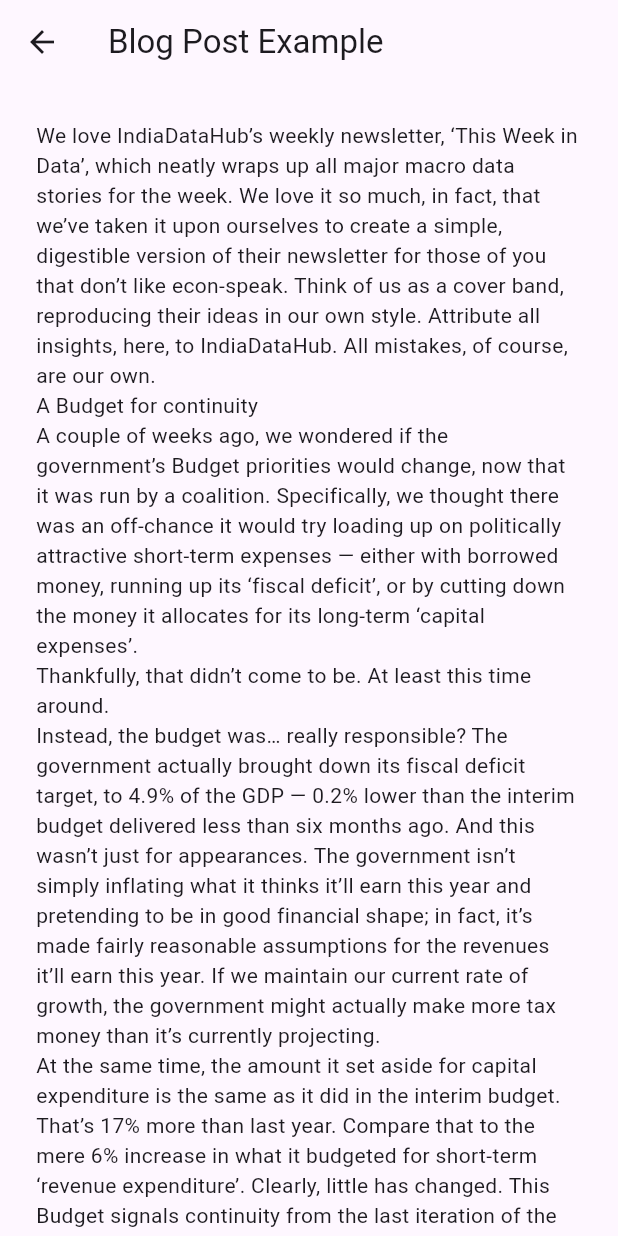
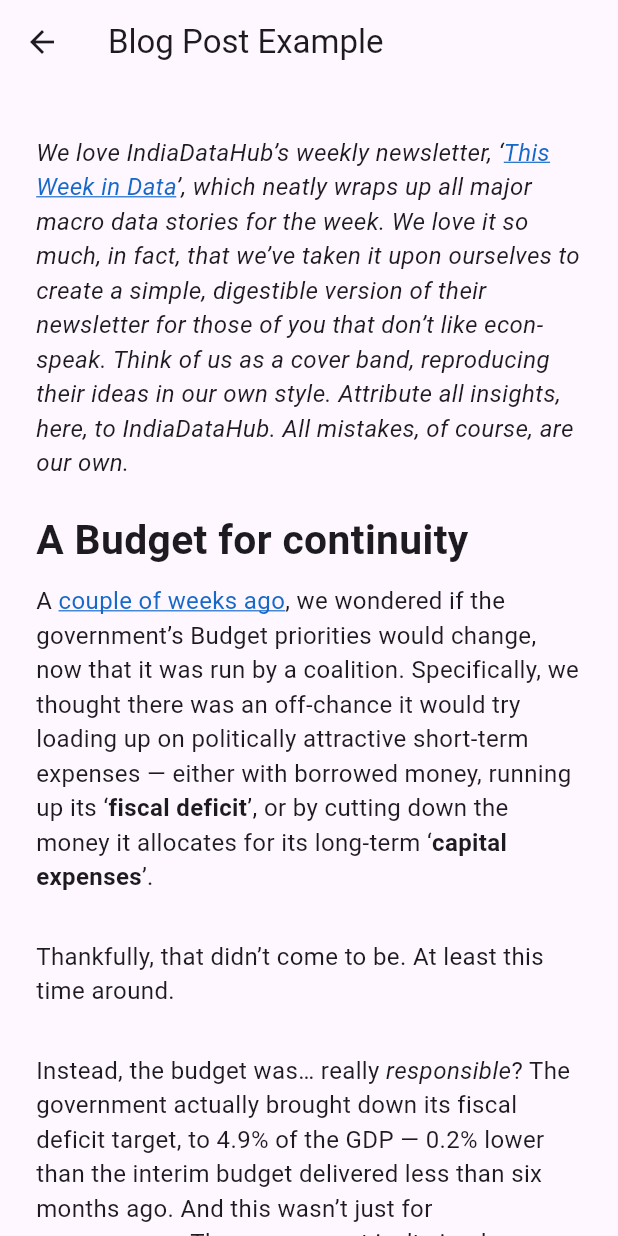
Before and after one commit to devaryakjha/html_parser, a Flutter app: the HtmlShowcase screen opened by its route, after a tap on "Blog Post Example", on a phone screen of 412 x 824 dp. Run offline on Flutter 3.47's test engine with Material 3 defaults, Android fonts, the phone set to English and light mode, and no system bars; our stand-ins replace equatable, go_router.

Commit message:
wip: text widget

```diff
--- a/example/lib/pages/example.dart
+++ b/example/lib/pages/example.dart
@@ -1,5 +1,8 @@
+import 'dart:developer';
+
 import 'package:flutter/material.dart';
 import 'package:html_to_flutter/html_to_flutter.dart';
+import 'package:url_launcher/url_launcher.dart' as url_launcher;
 
 class ExamplePage extends StatelessWidget {
   const ExamplePage({
@@ -21,7 +24,27 @@ class ExamplePage extends StatelessWidget {
         surfaceTintColor: Colors.black,
         scrolledUnderElevation: 10,
       ),
-      body: Html(input),
+      body: Html(
+        input,
+        config: HtmlConfig(
+          styles: BlogStyles(),
+          onLinkTap: (href) {
+            if (href != null) {
+              final uri = Uri.tryParse(href);
+              if (uri != null) {
+                url_launcher.canLaunchUrl(uri).then((canLaunch) {
+                  if (canLaunch) {
+                    url_launcher.launchUrl(uri);
+                  } else {
+                    log('Could not launch $href');
+                  }
+                });
+              }
+            }
+            log('Tapped on anchor: $href');
+          },
+        ),
+      ),
     );
   }
 }
--- a/example/pubspec.yaml
+++ b/example/pubspec.yaml
@@ -31,6 +31,7 @@ dependencies:
   # Use with the CupertinoIcons class for iOS style icons.
   cupertino_icons: ^1.0.6
   go_router: ^14.2.1
+  url_launcher: ^6.3.0
 
 dev_dependencies:
   integration_test:
--- /dev/null
+++ b/lib/src/blog/blog.dart
@@ -0,0 +1 @@
+export 'blog_styles.dart';
--- /dev/null
+++ b/lib/src/blog/blog_styles.dart
@@ -0,0 +1,40 @@
+import 'package:flutter/material.dart';
+import 'package:html_to_flutter/html_to_flutter.dart';
+
+final class BlogStyles implements IHtmlStyles {
+  @override
+  Styles? getStyle(String? tag) => switch (tag) {
+        'p' => const Styles(
+            margin: EdgeInsets.only(top: 10, bottom: 20),
+            textStyle: TextStyle(fontSize: 16),
+          ),
+        'a' => const Styles(
+            textStyle: TextStyle(
+              decoration: TextDecoration.underline,
+              color: Color(0xff1669c9),
+              decorationColor: Color(0xff1669c9),
+            ),
+          ),
+        'em' || 'i' => const Styles(
+            textStyle: TextStyle(fontStyle: FontStyle.italic),
+          ),
+        'b' || 'strong' => const Styles(
+            textStyle: TextStyle(fontWeight: FontWeight.bold),
+          ),
+        'h2' => const Styles(
+            textStyle: TextStyle(fontSize: 27.2),
+          ),
+        _ => const Styles(
+            textStyle: TextStyle(fontSize: 16),
+          ),
+      };
+
+  @override
+  List<Object?> get props => [styles];
+
+  @override
+  bool? get stringify => true;
+
+  @override
+  StylesMap get styles => const {};
+}
--- a/lib/src/core/factories/text.dart
+++ b/lib/src/core/factories/text.dart
@@ -1,5 +1,3 @@
-import 'dart:developer';
-
 import 'package:collection/collection.dart' show IterableNullableExtension;
 import 'package:flutter/cupertino.dart';
 import 'package:flutter/gestures.dart';
@@ -21,50 +19,107 @@ final class TextHtmlWidgetFactory
     final UnsupportedParser unsupportedParser,
   ) {
     return TextHtmlWidgetFactory(
-      (context) =>
-          TextHtmlWidget(_createSpan(node, context, unsupportedParser)!),
+      (context) {
+        final styles = node is dom.Element
+            ? HtmlConfig.of(context).styles.getStyle(node.localName)
+            : null;
+
+        return TextHtmlWidget(
+          _createSpan(node, context, unsupportedParser)!,
+          styles: styles,
+        );
+      },
     );
+  }
+
+  static TextSpan _createAnchor(
+    final dom.Element node,
+    final BuildContext context,
+    final UnsupportedParser unsupportedParser,
+  ) {
+    final config = HtmlConfig.of(context);
+    final recogniser = config.onLinkTap != null
+        ? (TapGestureRecognizer()
+          ..onTap = () {
+            final href = node.attributes['href'];
+            config.onLinkTap?.call(href);
+          })
+        : null;
+    final style = config.styles.getStyle(node.localName);
+    final children = node.nodes
+        .map((node) {
+          return _createSpan(node, context, unsupportedParser, recogniser);
+        })
+        .whereNotNull()
+        .toList();
+    return TextSpan(
+      text: children.isEmpty ? node.text : null,
+      recognizer: children.isEmpty ? recogniser : null,
+      style: style?.textStyle,
+      children: children,
+    );
+  }
+
+  static Widget _wrapInGestureDetectorIfNeed(
+    final Widget child,
+    final GestureRecognizer? recognizer,
+  ) {
+    if (recognizer is TapGestureRecognizer) {
+      return GestureDetector(
+        onTap: recognizer.onTap,
+        child: child,
+      );
+    }
+    return child;
   }
 
   static InlineSpan? _createSpan(
     final dom.Node node,
     final BuildContext context,
-    final UnsupportedParser unsupportedParser,
-  ) {
+    final UnsupportedParser unsupportedParser, [
+    final GestureRecognizer? recognizer,
+  ]) {
+    final config = HtmlConfig.of(context);
+
     if (node is dom.Text) {
-      return TextSpan(text: node.text);
+      return TextSpan(text: node.text, recognizer: recognizer);
     }
 
     if (node is! dom.Element) return null;
 
+    final style = config.styles.getStyle(node.localName);
+
     if (node.isUnspported) {
       return WidgetSpan(
         child: Builder(builder: (context) {
-          final config = HtmlConfig.of(context);
           final child = unsupportedParser(node, config)?.builder(context);
-          return child ?? Text('Unsupported tag: ${node.localName}');
+          return _wrapInGestureDetectorIfNeed(
+            child ?? Text('Unsupported tag: ${node.localName}'),
+            recognizer,
+          );
         }),
-      );
-    }
-
-    if (node.isAnchor) {
-      return TextSpan(
-        text: node.text,
-        recognizer: TapGestureRecognizer()
-          ..onTap = () {
-            log('Tapped on anchor: ${node.attributes['href']}');
-          },
+        style: style?.textStyle,
       );
     }
 
     if (node.isBreak) return const TextSpan(text: '\n');
 
+    if (node.isAnchor) {
+      return _createAnchor(node, context, unsupportedParser);
+    }
+
     final children = node.nodes
-        .map((node) => _createSpan(node, context, unsupportedParser))
+        .map((node) {
+          return _createSpan(node, context, unsupportedParser, recognizer);
+        })
         .whereNotNull()
         .toList();
 
-    return TextSpan(children: children);
+    return TextSpan(
+      children: children,
+      style: style?.textStyle,
+      recognizer: recognizer,
+    );
   }
 
   @override
--- a/lib/src/core/interfaces/config.dart
+++ b/lib/src/core/interfaces/config.dart
@@ -1,21 +1,6 @@
 import 'package:equatable/equatable.dart';
 import 'package:flutter/widgets.dart';
-import 'package:html/dom.dart' as dom;
 import 'package:html_to_flutter/html_to_flutter.dart';
-
-typedef UnsupportedParser = IHtmlWidgetFactory<IHtmlWidget>? Function(
-  dom.Node node,
-  HtmlConfig config,
-);
-
-typedef WidgetFactoryMapValue = IHtmlWidgetFactory Function(
-  dom.Node,
-  UnsupportedParser,
-);
-
-typedef WidgetFactoryKey = String;
-
-typedef WidgetFactoryMap = Map<WidgetFactoryKey, WidgetFactoryMapValue>;
 
 @immutable
 final class HtmlConfig extends Equatable {
@@ -31,15 +16,23 @@ final class HtmlConfig extends Equatable {
   /// default factory.
   final WidgetFactoryMap _customFactories;
 
+  /// The styles to use for the widgets.
+  ///
+  /// If a tag is not found in the styles, no styles will be used.
+  final IHtmlStyles styles;
+
+  /// A callback that is called when a link is tapped.
+  final OnLinkTap? onLinkTap;
+
   /// Creates a new instance of [HtmlConfig].
   HtmlConfig({
     WidgetFactoryMap customFactories = const {},
+    this.styles = const IHtmlStyles.defaultStyles(),
+    this.onLinkTap,
   })  : _customFactories = customFactories,
         _factories = {
           ...Map.fromEntries(TextHtmlWidgetFactory.tags.map((tag) {
-            return MapEntry(tag, (node, config) {
-              return TextHtmlWidgetFactory.fromNode(node, config);
-            });
+            return MapEntry(tag, TextHtmlWidgetFactory.fromNode);
           })),
         };
 
--- a/lib/src/core/interfaces/interfaces.dart
+++ b/lib/src/core/interfaces/interfaces.dart
@@ -1,4 +1,6 @@
 export 'config.dart';
 export 'factory.dart';
 export 'parser.dart';
+export 'styles.dart';
+export 'typedefs.dart';
 export 'widget.dart';
--- /dev/null
+++ b/lib/src/core/interfaces/styles.dart
@@ -0,0 +1,53 @@
+import 'package:equatable/equatable.dart';
+import 'package:flutter/widgets.dart';
+import 'package:html_to_flutter/html_to_flutter.dart';
+
+abstract interface class IHtmlStyles with EquatableMixin {
+  final StylesMap styles;
+
+  const IHtmlStyles(this.styles);
+
+  const factory IHtmlStyles.defaultStyles() = _DefaultStyles;
+
+  Styles? getStyle(String? tag);
+}
+
+final class _DefaultStyles implements IHtmlStyles {
+  const _DefaultStyles();
+
+  @override
+  Styles? getStyle(String? tag) {
+    return null;
+  }
+
+  @override
+  List<Object?> get props => [];
+
+  @override
+  bool? get stringify => true;
+
+  @override
+  StylesMap get styles => const {};
+}
+
+/// A class that represents the styles of a widget.
+final class Styles with EquatableMixin {
+  /// The margin of the widget.
+  final EdgeInsets? margin;
+
+  /// The padding of the widget.
+  final EdgeInsets? padding;
+
+  /// The text style of the widget.
+  final TextStyle? textStyle;
+
+  /// Creates a new instance of [Styles].
+  const Styles({
+    this.margin,
+    this.padding,
+    this.textStyle,
+  });
+
+  @override
+  List<Object?> get props => [margin, padding, textStyle];
+}
--- /dev/null
+++ b/lib/src/core/interfaces/typedefs.dart
@@ -0,0 +1,20 @@
+import 'package:html/dom.dart' as dom;
+import 'package:html_to_flutter/html_to_flutter.dart';
+
+typedef UnsupportedParser = IHtmlWidgetFactory<IHtmlWidget>? Function(
+  dom.Node node,
+  HtmlConfig config,
+);
+
+typedef WidgetFactoryMapValue = IHtmlWidgetFactory Function(
+  dom.Node,
+  UnsupportedParser,
+);
+
+typedef WidgetFactoryKey = String;
+
+typedef WidgetFactoryMap = Map<WidgetFactoryKey, WidgetFactoryMapValue>;
+
+typedef OnLinkTap = void Function(String? href);
+
+typedef StylesMap = Map<String, Styles>;
--- a/lib/src/core/interfaces/widget.dart
+++ b/lib/src/core/interfaces/widget.dart
@@ -3,17 +3,27 @@ import 'package:flutter/widgets.dart';
 /// An interface for creating instances of [Widget].
 abstract interface class IHtmlWidget extends Widget {
   /// Creates a new instance of [IHtmlWidget].
-  const IHtmlWidget({super.key});
+  const IHtmlWidget({super.key, this.margin, this.padding});
+
+  final EdgeInsets? margin;
+
+  final EdgeInsets? padding;
 
   /// A placeholder widget.
   const factory IHtmlWidget.placeholder() = _Placeholder;
 }
 
 final class _Placeholder extends StatelessWidget implements IHtmlWidget {
-  const _Placeholder();
+  const _Placeholder() : super();
 
   @override
   Widget build(BuildContext context) {
     return const Placeholder();
   }
+
+  @override
+  EdgeInsets? get margin => null;
+
+  @override
+  EdgeInsets? get padding => null;
 }
--- a/lib/src/core/widgets/text.dart
+++ b/lib/src/core/widgets/text.dart
@@ -5,7 +5,6 @@ final class TextHtmlWidget extends Text implements IHtmlWidget {
   const TextHtmlWidget(
     super.textSpan, {
     super.key,
-    super.style,
     super.strutStyle,
     super.textAlign,
     super.textDirection,
@@ -18,7 +17,35 @@ final class TextHtmlWidget extends Text implements IHtmlWidget {
     super.textWidthBasis,
     super.textHeightBehavior,
     super.selectionColor,
+    this.styles,
+    this.textStyle,
   }) : super.rich();
+
+  /// The [TextStyle] to use for the text.
+  final TextStyle? textStyle;
+
+  /// The [Styles] to use for the widget.
+  final Styles? styles;
+
+  @override
+  TextStyle? get style => textStyle ?? styles?.textStyle;
+
+  @override
+  EdgeInsets? get margin => styles?.margin;
+
+  @override
+  EdgeInsets? get padding => styles?.padding;
+
+  Widget _wrapInMarginIfNeeded(Widget child) {
+    if (margin == null) {
+      return child;
+    }
+
+    return Padding(
+      padding: margin!,
+      child: child,
+    );
+  }
 
   @override
   Widget build(BuildContext context) {
@@ -26,6 +53,6 @@ final class TextHtmlWidget extends Text implements IHtmlWidget {
       return const SizedBox.shrink();
     }
 
-    return super.build(context);
+    return _wrapInMarginIfNeeded(super.build(context));
   }
 }
--- a/lib/src/src.dart
+++ b/lib/src/src.dart
@@ -1 +1,2 @@
+export 'blog/blog.dart';
 export 'core/core.dart';
```
Also changed, not shown: example/pubspec.lock, 1 other file.
